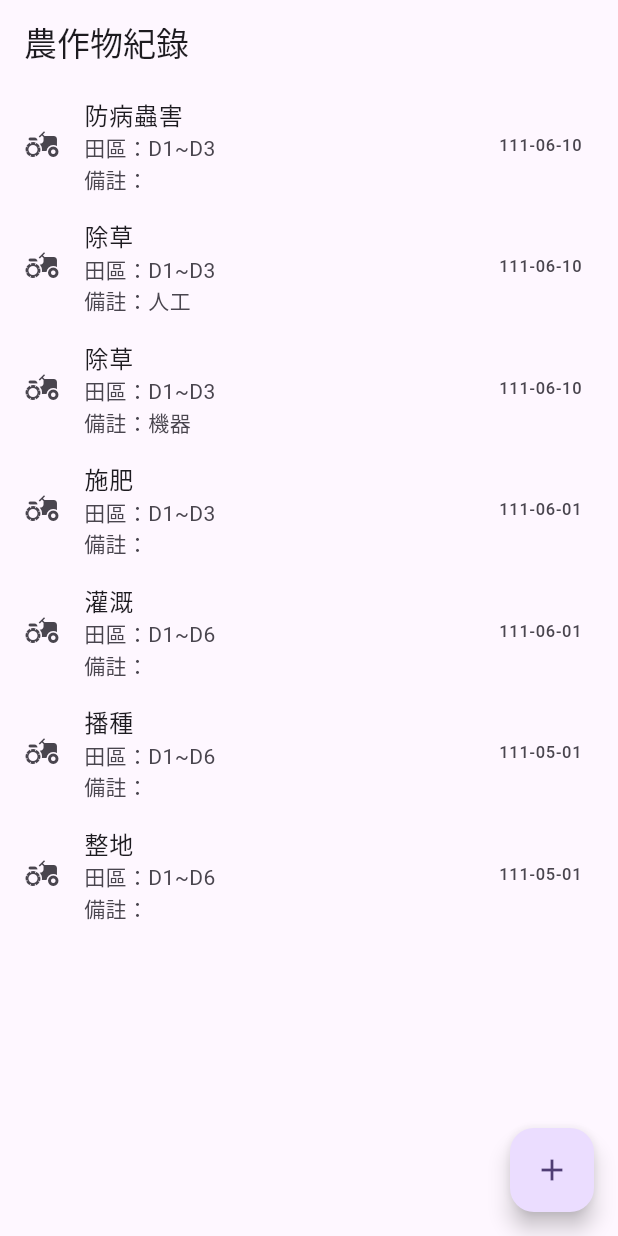
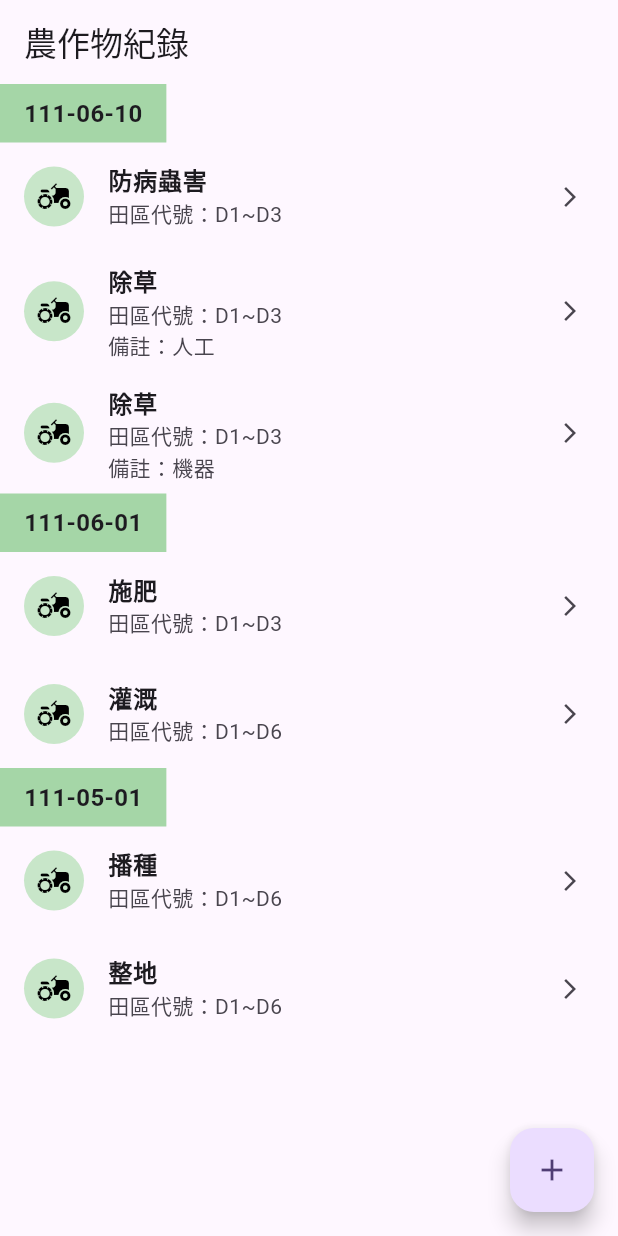
Before and after one commit to duck0000627/no.15_flutter, a Flutter app: the screen it shows after launch, on a phone screen of 412 x 824 dp. Run offline on Flutter 3.47's test engine with Material 3 defaults, Android fonts, the phone set to English and light mode, and no system bars.

Commit message:
主畫面排版

```diff
--- a/lib/main.dart
+++ b/lib/main.dart
@@ -12,6 +12,7 @@ class MyApp extends StatelessWidget {
   @override
   Widget build(BuildContext context) {
     return MaterialApp(
+      debugShowCheckedModeBanner: false,
       title: '農作物紀錄APP',
       theme: ThemeData(
         colorScheme: ColorScheme.fromSeed(seedColor: Colors.deepPurple),
--- a/lib/screens/home/home_screen.dart
+++ b/lib/screens/home/home_screen.dart
@@ -1,36 +1,72 @@
 import 'package:flutter/material.dart';
 
 class HomeScreen extends StatelessWidget{
-  const HomeScreen({super.key});
+  HomeScreen({super.key});
 
-  final  List<Map<String, String>> mockRecords = const [
-    {'date': '111-06-10', 'task': '防病蟲害', 'field': 'D1~D3', 'note': ''},
-    {'date': '111-06-10', 'task': '除草', 'field': 'D1~D3', 'note': '人工'},
-    {'date': '111-06-10', 'task': '除草', 'field': 'D1~D3', 'note': '機器'},
-    {'date': '111-06-01', 'task': '施肥', 'field': 'D1~D3', 'note': ''},
-    {'date': '111-06-01', 'task': '灌溉', 'field': 'D1~D6', 'note': ''},
-    {'date': '111-05-01', 'task': '播種', 'field': 'D1~D6', 'note': ''},
-    {'date': '111-05-01', 'task': '整地', 'field': 'D1~D6', 'note': ''},
-  ];
+  final  Map<String, List<Map<String, String>>> groupedRecords = {
+    '111-06-10': [
+      {'task': '防病蟲害', 'field': 'D1~D3', 'note': ''},
+      {'task': '除草', 'field': 'D1~D3', 'note': '人工'},
+      {'task': '除草', 'field': 'D1~D3', 'note': '機器'},
+    ],
+    '111-06-01': [
+      {'task': '施肥', 'field': 'D1~D3', 'note': ''},
+      {'task': '灌溉', 'field': 'D1~D6', 'note': ''},
+    ],
+    '111-05-01': [
+      {'task': '播種', 'field': 'D1~D6', 'note': ''},
+      {'task': '整地', 'field': 'D1~D6', 'note': ''},
+    ],
+  };
 
   @override
   Widget build(BuildContext context) {
     return Scaffold(
       appBar: AppBar(title: const Text('農作物紀錄'),),
-      body:
-      ListView.builder(
-        itemCount: mockRecords.length,
-        itemBuilder: (context, index){
-          final record = mockRecords[index];
-          return ListTile(
-            leading: const Icon(Icons.agriculture),
-            title: Text(record['task']!),
-            subtitle: Text(
-                '田區：${record['field']}\n備註：${record['note']}'
-            ),
-            trailing: Text(record['date']!),
-          );
-        },
+      body:ListView(
+          children: groupedRecords.entries.map((entry){
+            return Column(
+              crossAxisAlignment: CrossAxisAlignment.start,
+              children: [
+                Container(
+                  color: Colors.green[200],
+                  padding: const EdgeInsets.symmetric(horizontal: 16, vertical: 8),
+                  child: Text(
+                    entry.key,
+                    style: const TextStyle(fontSize: 16, fontWeight: FontWeight.bold),
+                  ),
+                ),
+
+                ...entry.value.map((record){
+                  return ListTile(
+                    leading: CircleAvatar(
+                      backgroundColor: Colors.green[100],
+                      child: const Icon(Icons.agriculture, color: Colors.black),
+                    ),
+
+                    // 工作項目（粗體）
+                    title: Text(
+                      record['task']!,
+                      style: const TextStyle(fontWeight: FontWeight.bold),
+                    ),
+
+                    // 田區代號與備註（多行）
+                    subtitle: Column(
+                      crossAxisAlignment: CrossAxisAlignment.start,
+                      children: [
+                        Text('田區代號：${record['field']}'),
+                        if (record['note'] != null && record['note']!.isNotEmpty)
+                          Text('備註：${record['note']}'),
+                      ],
+                    ),
+
+                    // 右側箭頭圖示
+                    trailing: const Icon(Icons.arrow_forward_ios, size: 16),
+                  );
+                }).toList(),
+              ],
+            );
+          }).toList(),
       ),
 
       floatingActionButton: FloatingActionButton(
--- a/lib/screens/splash/splash_screen.dart
+++ b/lib/screens/splash/splash_screen.dart
@@ -16,7 +16,7 @@ class _SplashScreenState extends State<SplashScreen> {
     Future.delayed(const Duration(seconds: 2),(){
       Navigator.pushReplacement(
           context,
-          MaterialPageRoute(builder: (context) => const HomeScreen()),
+          MaterialPageRoute(builder: (context) => HomeScreen()),
       );
     });
   }
```
